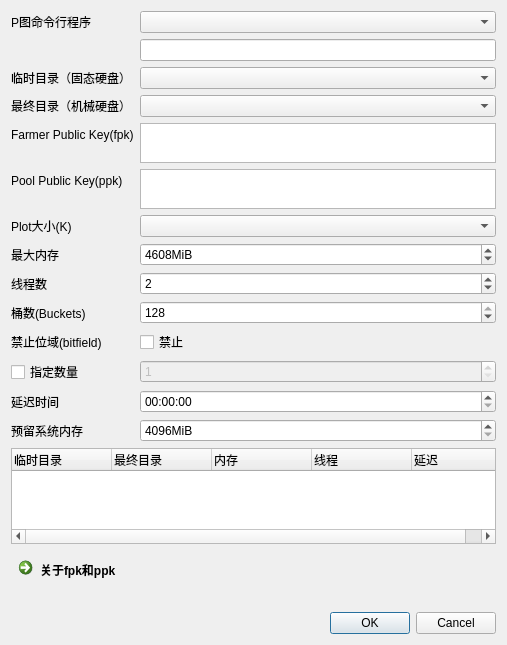
The window that ui/CreatePlotDialog.ui (penglecn/ChiaTools) describes before a commit, drawn with Qt 5.
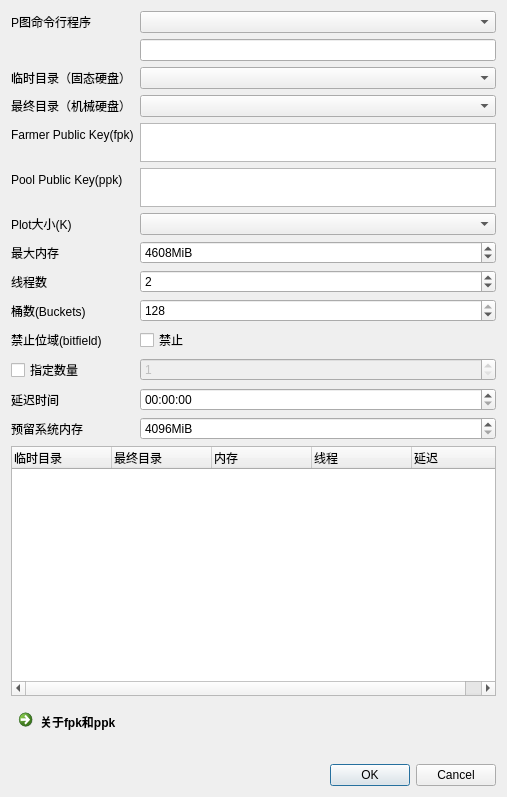
The same window after the commit.

Commit message: 解决批量创建任务问题

The edit to the form file:
```diff
--- a/ui/CreatePlotDialog.ui
+++ b/ui/CreatePlotDialog.ui
@@ -10,7 +10,7 @@
     <x>0</x>
     <y>0</y>
     <width>507</width>
-    <height>645</height>
+    <height>778</height>
    </rect>
   </property>
   <property name="sizePolicy">
@@ -265,6 +265,12 @@
    </item>
    <item>
     <widget class="QTreeWidget" name="treeWidgetTasks">
+     <property name="minimumSize">
+      <size>
+       <width>0</width>
+       <height>250</height>
+      </size>
+     </property>
      <column>
       <property name="text">
        <string>临时目录</string>
```
The commit also changes 2 other files.
